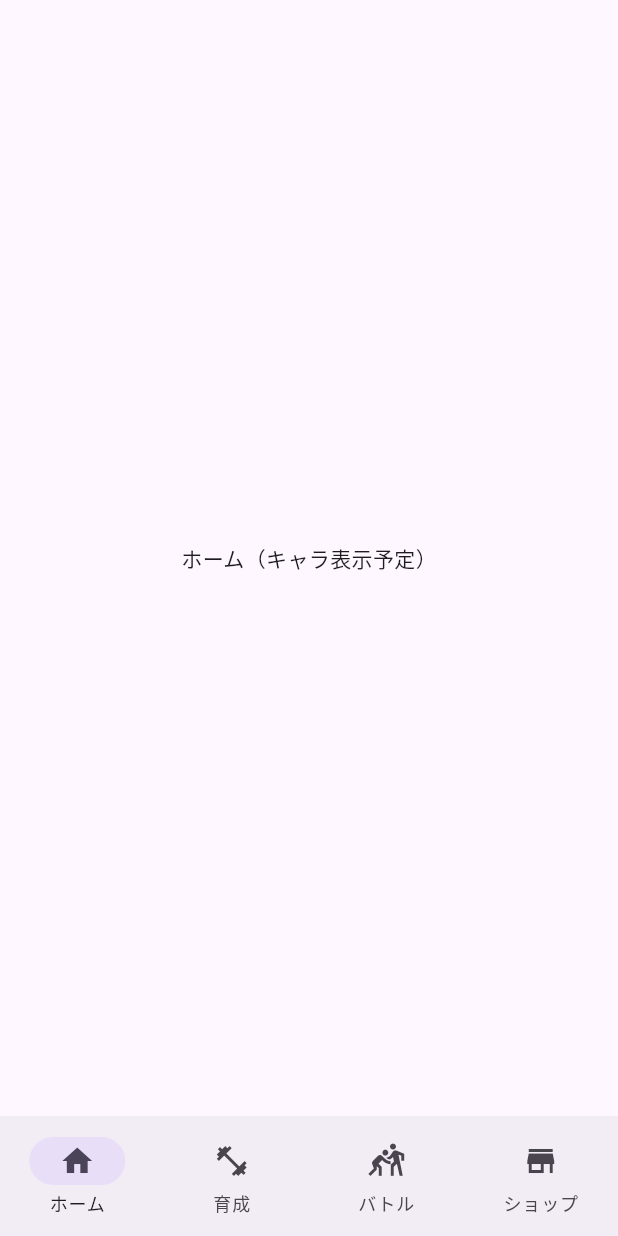
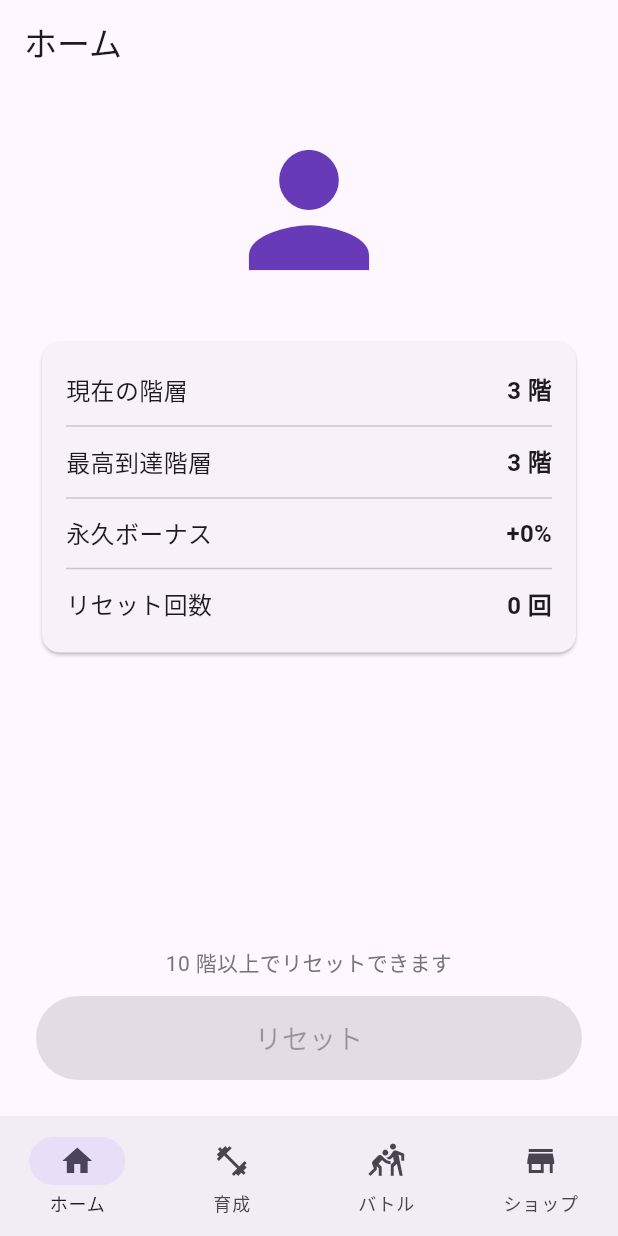
Before and after one commit to yuusaku000/idle_dungeon, a Flutter app: the screen it shows after launch, on a phone screen of 412 x 824 dp. Run offline on Flutter 3.47's test engine with Material 3 defaults, Android fonts, the phone set to English and light mode, and no system bars; our stand-ins replace shared_preferences.

Commit message:
feat: リセット機能とホーム画面を実装

```diff
--- a/lib/game_state.dart
+++ b/lib/game_state.dart
@@ -9,6 +9,15 @@ class GameState {
 
   int attackLevel = 0;        // 攻撃力の強化回数
   int speedLevel = 0;         // 攻撃速度の強化回数
+
+  /// リセットで得た永久バフの合計（% 単位。50 なら +50%）
+  double prestigeBonus = 0;
+
+  /// 到達した最高階層
+  int maxFloor = 1;
+
+  /// リセット回数
+  int prestigeCount = 0;
 
   /// 前回の攻撃から経過した秒数の蓄積
   double _attackTimer = 0;
@@ -27,12 +36,24 @@ class GameState {
   /// オフライン進行の上限（秒）＝ 8時間
   static const double maxOfflineSeconds = 8 * 60 * 60;
 
+  /// リセットできる最低階層
+  static const int minPrestigeFloor = 10;
+
   /// バフが有効か
   bool get isAttackBuffActive => attackBuffRemaining > 0;
   bool get isCoinBuffActive => coinBuffRemaining > 0;
 
-  /// バフを含まない素の攻撃力（育成画面で表示する値）
-  double get baseAttack => 5.0 + attackLevel * 2;
+  /// 今リセットしたら得られるボーナス（%）
+  double get pendingPrestigeBonus => floor.toDouble();
+
+  /// リセット可能か
+  bool get canPrestige => floor >= minPrestigeFloor;
+
+  /// バフを含まない素の攻撃力（永久バフは含む）
+  double get baseAttack {
+    final double raw = 5.0 + attackLevel * 2;
+    return raw * (1 + prestigeBonus / 100);
+  }
 
   /// 実際に戦闘で使う攻撃力（バフ中は2倍）
   double get attack => isAttackBuffActive ? baseAttack * 2 : baseAttack;
@@ -90,6 +111,7 @@ class GameState {
     if (enemyHp <= 0) {
       coins += dropCoin;
       floor++;
+      if (floor > maxFloor) maxFloor = floor;
       enemyHp = enemyMaxHp;
     }
   }
@@ -127,6 +149,26 @@ class GameState {
     return true;
   }
 
+  /// リセットして永久バフを獲得する。成功したら true。
+  bool prestige() {
+    if (!canPrestige) return false;
+
+    prestigeBonus += pendingPrestigeBonus;
+    prestigeCount++;
+
+    // 失うもの
+    floor = 1;
+    coins = 0;
+    attackLevel = 0;
+    speedLevel = 0;
+    attackBuffRemaining = 0;
+    coinBuffRemaining = 0;
+    _attackTimer = 0;
+    enemyHp = enemyMaxHp;
+
+    return true;
+  }
+
   // ---------- セーブ / ロード ----------
 
   /// 現在の状態を端末に保存する
@@ -139,6 +181,9 @@ class GameState {
     await prefs.setInt('speedLevel', speedLevel);
     await prefs.setDouble('attackBuffRemaining', attackBuffRemaining);
     await prefs.setDouble('coinBuffRemaining', coinBuffRemaining);
+    await prefs.setDouble('prestigeBonus', prestigeBonus);
+    await prefs.setInt('maxFloor', maxFloor);
+    await prefs.setInt('prestigeCount', prestigeCount);
     // 保存した時刻をミリ秒で記録（オフライン計算に使う）
     await prefs.setInt('savedAt', DateTime.now().millisecondsSinceEpoch);
   }
@@ -161,6 +206,9 @@ class GameState {
     speedLevel = prefs.getInt('speedLevel') ?? 0;
     attackBuffRemaining = prefs.getDouble('attackBuffRemaining') ?? 0;
     coinBuffRemaining = prefs.getDouble('coinBuffRemaining') ?? 0;
+    prestigeBonus = prefs.getDouble('prestigeBonus') ?? 0;
+    maxFloor = prefs.getInt('maxFloor') ?? 1;
+    prestigeCount = prefs.getInt('prestigeCount') ?? 0;
 
     // 離れていた秒数を計算
     final nowMs = DateTime.now().millisecondsSinceEpoch;
--- a/lib/screens/home_screen.dart
+++ b/lib/screens/home_screen.dart
@@ -1,13 +1,129 @@
 import 'package:flutter/material.dart';
 import '../game_state.dart';
 
-class HomeScreen extends StatelessWidget {
+class HomeScreen extends StatefulWidget {
   const HomeScreen({super.key, required this.gameState});
 
   final GameState gameState;
 
   @override
+  State<HomeScreen> createState() => _HomeScreenState();
+}
+
+class _HomeScreenState extends State<HomeScreen> {
+  Future<void> _confirmPrestige() async {
+    final state = widget.gameState;
+
+    final ok = await showDialog<bool>(
+      context: context,
+      builder: (context) => AlertDialog(
+        title: const Text('リセットしますか？'),
+        content: Text(
+          '攻撃力に +${state.pendingPrestigeBonus.toStringAsFixed(0)}% の'
+          '永久ボーナスを獲得します。\n\n'
+          '階層・コイン・強化はすべて失われます。',
+        ),
+        actions: [
+          TextButton(
+            onPressed: () => Navigator.pop(context, false),
+            child: const Text('やめる'),
+          ),
+          FilledButton(
+            onPressed: () => Navigator.pop(context, true),
+            child: const Text('リセットする'),
+          ),
+        ],
+      ),
+    );
+
+    if (ok == true && mounted) {
+      setState(() => state.prestige());
+    }
+  }
+
+  @override
   Widget build(BuildContext context) {
-    return const Center(child: Text('ホーム（キャラ表示予定）'));
+    final state = widget.gameState;
+
+    return Scaffold(
+      appBar: AppBar(title: const Text('ホーム')),
+      body: Padding(
+        padding: const EdgeInsets.all(24),
+        child: Column(
+          crossAxisAlignment: CrossAxisAlignment.stretch,
+          children: [
+            // キャラクター表示（後で差し替え）
+            const Center(
+              child: Icon(Icons.person, size: 120, color: Colors.deepPurple),
+            ),
+            const SizedBox(height: 24),
+            Card(
+              child: Padding(
+                padding: const EdgeInsets.all(16),
+                child: Column(
+                  children: [
+                    _StatRow(label: '現在の階層', value: '${state.floor} 階'),
+                    const Divider(),
+                    _StatRow(label: '最高到達階層', value: '${state.maxFloor} 階'),
+                    const Divider(),
+                    _StatRow(
+                      label: '永久ボーナス',
+                      value: '+${state.prestigeBonus.toStringAsFixed(0)}%',
+                    ),
+                    const Divider(),
+                    _StatRow(label: 'リセット回数', value: '${state.prestigeCount} 回'),
+                  ],
+                ),
+              ),
+            ),
+            const Spacer(),
+            if (state.canPrestige)
+              Text(
+                '今リセットすると +${state.pendingPrestigeBonus.toStringAsFixed(0)}%',
+                textAlign: TextAlign.center,
+                style: const TextStyle(fontSize: 16),
+              )
+            else
+              Text(
+                '${GameState.minPrestigeFloor} 階以上でリセットできます',
+                textAlign: TextAlign.center,
+                style: TextStyle(color: Colors.grey.shade600),
+              ),
+            const SizedBox(height: 12),
+            SizedBox(
+              height: 56,
+              child: FilledButton(
+                onPressed: state.canPrestige ? _confirmPrestige : null,
+                child: const Text('リセット', style: TextStyle(fontSize: 18)),
+              ),
+            ),
+          ],
+        ),
+      ),
+    );
   }
 }
+
+class _StatRow extends StatelessWidget {
+  const _StatRow({required this.label, required this.value});
+
+  final String label;
+  final String value;
+
+  @override
+  Widget build(BuildContext context) {
+    return Padding(
+      padding: const EdgeInsets.symmetric(vertical: 4),
+      child: Row(
+        mainAxisAlignment: MainAxisAlignment.spaceBetween,
+        children: [
+          Text(label, style: const TextStyle(fontSize: 16)),
+          Text(
+            value,
+            style: const TextStyle(fontSize: 16, fontWeight: FontWeight.bold),
+          ),
+        ],
+      ),
+    );
+  }
+}
```
